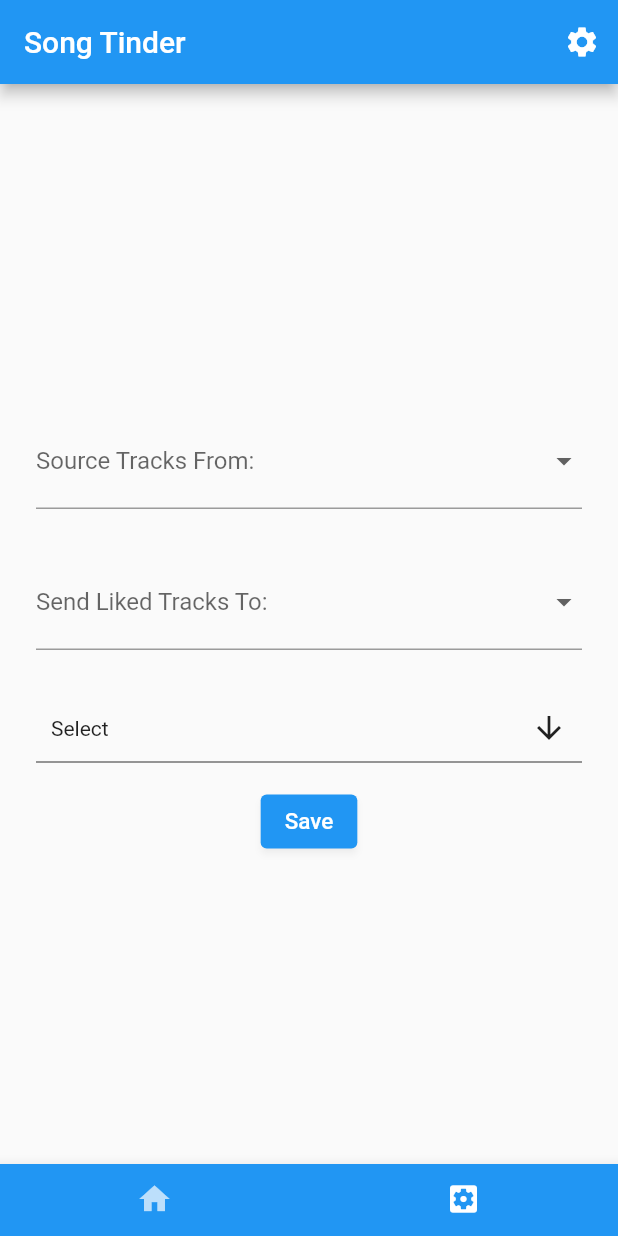
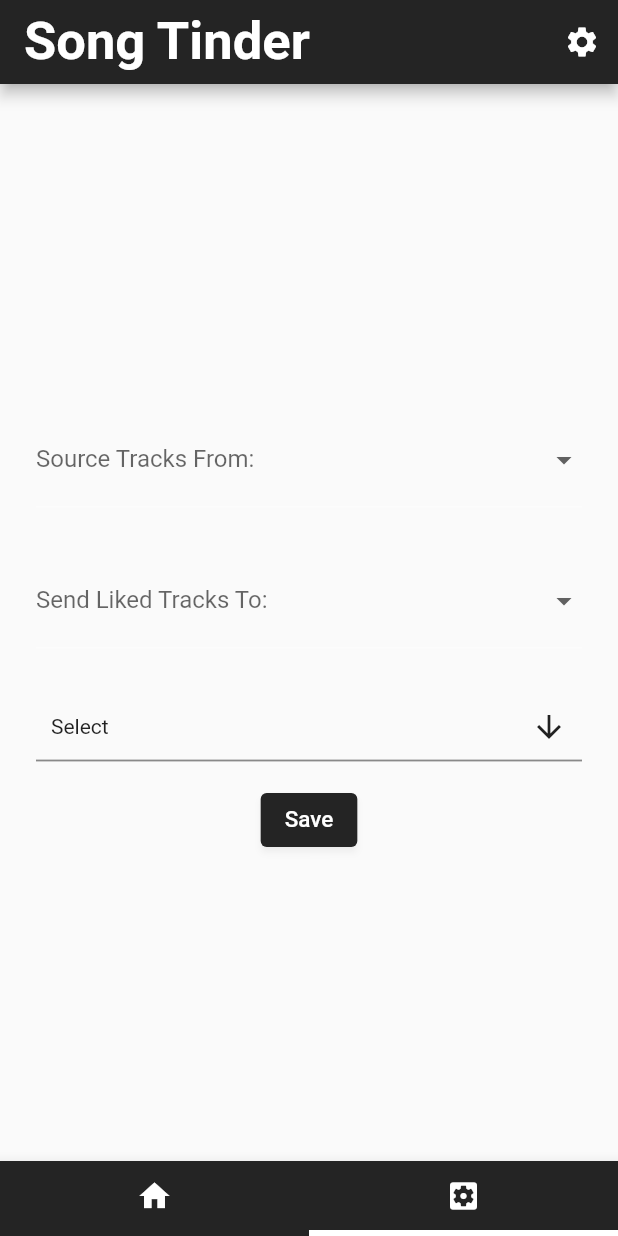
Before and after one commit to OmriLevy888/song-tinder, a Flutter app: the screen it shows after launch, tab 2 chosen, on a phone screen of 412 x 824 dp. Run offline on Flutter 3.47's test engine with Material 2 defaults, Android fonts, the phone set to English and light mode, and no system bars; drawn by our look-alikes of multi_select_flutter; our stand-ins replace google_fonts, palette_generator, swipe_cards; network calls fail.

Commit message:
[#35] Home page widgets now use theme data

```diff
--- a/lib/main.dart
+++ b/lib/main.dart
@@ -1,4 +1,5 @@
 import 'package:flutter/material.dart';
+import 'package:google_fonts/google_fonts.dart';
 import 'package:song_tinder/home_page/home_page_widget.dart';
 import 'package:song_tinder/conf_page/conf_page_widget.dart';
 import 'package:song_tinder/settings_page/settings_page_widget.dart';
@@ -15,30 +16,80 @@ class MyApp extends StatelessWidget {
     return MaterialApp(
         title: 'Song Tinder',
         theme: ThemeData(
-          primarySwatch: Colors.blue,
           shadowColor: Colors.black.withAlpha(60),
+          colorScheme: const ColorScheme(
+              brightness: Brightness.light,
+              primary: Color.fromARGB(255, 36, 36, 36),
+              onPrimary: Color.fromARGB(255, 255, 255, 255),
+              secondary: Colors.red,
+              onSecondary: Colors.yellow,
+              error: Colors.red,
+              onError: Colors.white,
+              background: Colors.green,
+              onBackground: Colors.white,
+              surface: Colors.black,
+              onSurface: Colors.white),
+          textTheme: TextTheme(
+            headlineLarge: GoogleFonts.roboto(
+              fontSize: 35,
+              fontWeight: FontWeight.w600,
+              fontStyle: FontStyle.normal,
+              color: const Color.fromARGB(255, 255, 255, 255),
             ),
-        home: DefaultTabController(
+            displayMedium: GoogleFonts.roboto(
+              fontSize: 25,
+              fontWeight: FontWeight.w600,
+              fontStyle: FontStyle.normal,
+              color: Colors.white,
+            ),
+            displaySmall: GoogleFonts.roboto(
+              fontSize: 15,
+              fontWeight: FontWeight.w300,
+              fontStyle: FontStyle.normal,
+              color: Colors.white,
+            ),
+          ),
+        ),
+        home: const AppBody());
+  }
+}
+
+class AppBody extends StatelessWidget {
+  const AppBody({Key? key}) : super(key: key);
+
+  @override
+  Widget build(BuildContext context) {
+    return DefaultTabController(
         length: 2,
         child: Scaffold(
             appBar: AppBar(
-                  title: const Text('Song Tinder'),
+              title: Text(
+                'Song Tinder',
+                style: Theme.of(context).textTheme.headlineLarge,
+              ),
               actions: <Widget>[SettingsButton()],
             ),
-                bottomNavigationBar: const BottomAppBar(
-                    color: Colors.blue,
+            bottomNavigationBar: BottomAppBar(
+                color: Theme.of(context).colorScheme.primary,
                 child: TabBar(
+                  indicatorColor: Theme.of(context).colorScheme.onPrimary,
+                  indicatorWeight: 4.0,
                   tabs: [
-                        Tab(icon: Icon(Icons.home)),
-                        Tab(icon: Icon(Icons.settings_applications))
+                    Tab(
+                        icon: Icon(
+                      Icons.home,
+                      color: Theme.of(context).colorScheme.onPrimary,
+                    )),
+                    Tab(
+                        icon: Icon(
+                      Icons.settings_applications,
+                      color: Theme.of(context).colorScheme.onPrimary,
+                    ))
                   ],
                 )),
             body: TabBarView(
               physics: const NeverScrollableScrollPhysics(),
-                  children: [
-                    HomePageWidget(),
-                    ConfPageWidget()
-                  ],
-                ))));
+              children: [HomePageWidget(), ConfPageWidget()],
+            )));
   }
 }
--- a/lib/widgets/circle_button.dart
+++ b/lib/widgets/circle_button.dart
@@ -26,7 +26,7 @@ class CircleButton extends StatelessWidget {
         width: radius * 2,
         decoration: BoxDecoration(
           shape: BoxShape.circle,
-          color: Colors.white,
+          color: Theme.of(context).colorScheme.primary,
           boxShadow: [
             BoxShadow(
               color: Theme.of(context).shadowColor,
@@ -41,7 +41,7 @@ class CircleButton extends StatelessWidget {
           child: Icon(
             icon,
             color: color,
-            size: (iconSize == null) ? radius * 1.1 : iconSize,
+            size: iconSize?? radius * 1.1,
           ),
           onLongPress: onLongPress,
         ));
--- a/lib/widgets/home_page_swipe_buttons.dart
+++ b/lib/widgets/home_page_swipe_buttons.dart
@@ -16,7 +16,7 @@ class HomePageSwipeButtons extends StatelessWidget {
   @override
   Widget build(BuildContext context) {
     return Container(
-      padding: const EdgeInsets.only(left: 60.0, right: 60.0, bottom: 40.0),
+      padding: const EdgeInsets.only(left: 60.0, right: 60.0, bottom: 20.0),
       child: Row(
         mainAxisAlignment: MainAxisAlignment.spaceBetween,
         children: [
--- a/lib/widgets/song_card_widget.dart
+++ b/lib/widgets/song_card_widget.dart
@@ -58,10 +58,10 @@ class _SongCardWidgetState extends State<SongCardWidget> {
                   fit: BoxFit.cover)),
           SongAttributeContainer(
               childItem: Text(widget.songData.name,
-                  style: const TextStyle(fontSize: 15, color: Colors.white))),
+                  style: Theme.of(context).textTheme.displayMedium)),
           SongAttributeContainer(
               childItem: Text(widget.songData.artist,
-                  style: const TextStyle(fontSize: 10, color: Colors.white))),
+                  style: Theme.of(context).textTheme.displaySmall)),
         ]));
   }
 
--- a/pubspec.yaml
+++ b/pubspec.yaml
@@ -37,6 +37,7 @@ dependencies:
   swipe_cards: ^1.0.0
   palette_generator: ^0.3.3
   multi_select_flutter: ^4.1.2
+  google_fonts: ^2.3.2
 
 dev_dependencies:
   flutter_test:
```
Lines whose indentation alone changed are shown as unchanged.
